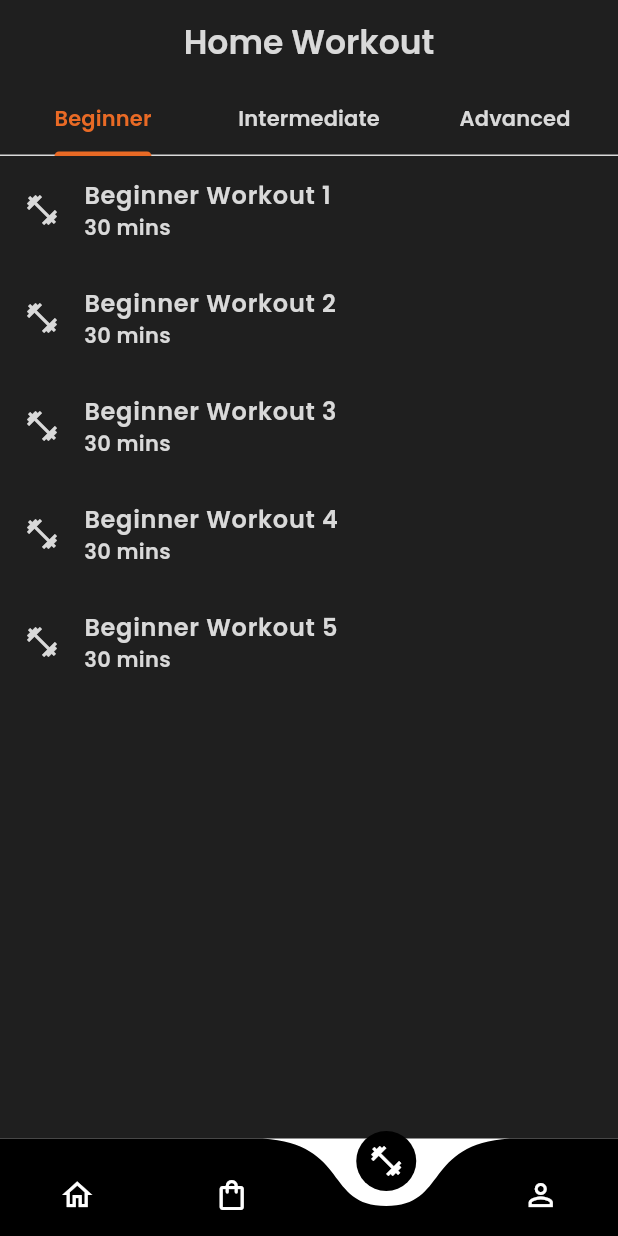
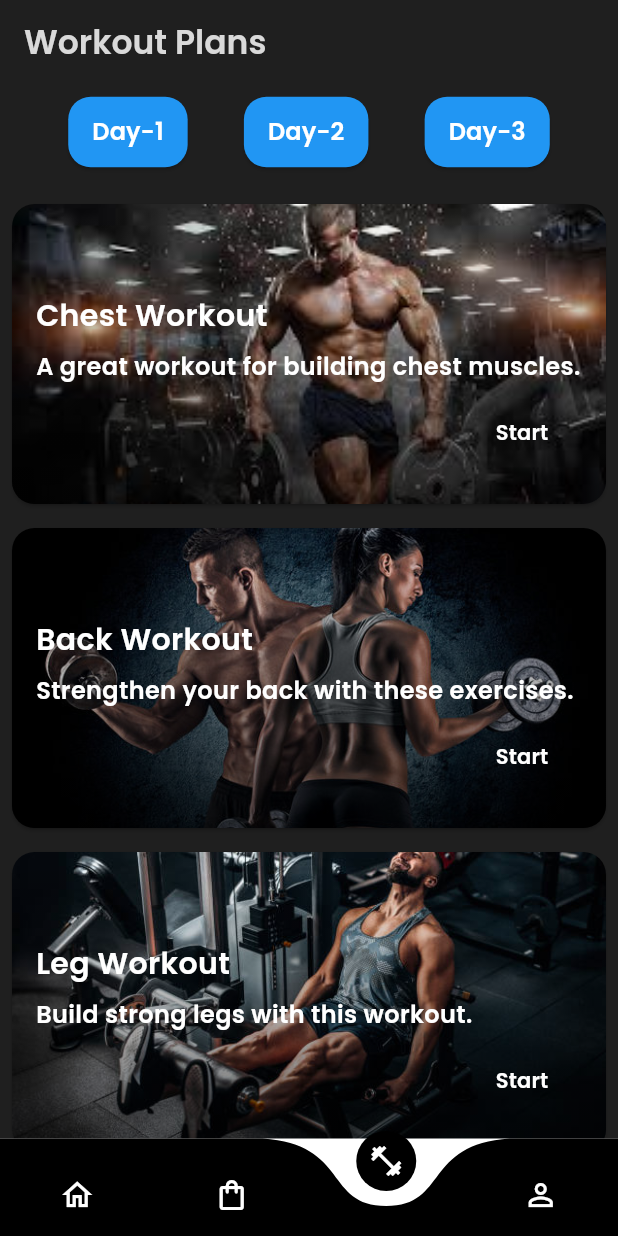
Before and after one commit to SriFitness/SriFitness_mobile_new, a Flutter app: the BottomNav screen opened directly, item 3 of the bottom bar chosen, on a phone screen of 412 x 824 dp. Run offline on Flutter 3.47's test engine with Material 3 defaults, Android fonts, the phone set to English and light mode, and no system bars; drawn by our look-alikes of curved_navigation_bar; our stand-ins replace cloud_firestore, file_picker, firebase_auth, firebase_core, firebase_storage, random_string and 1 more; accounts and stored records are empty.

Commit message:
working on workout

```diff
--- a/lib/pages/bottomnav.dart
+++ b/lib/pages/bottomnav.dart
@@ -3,7 +3,8 @@ import 'package:flutter/material.dart';
 import 'package:srifitness_app/pages/home.dart';
 import 'package:srifitness_app/pages/marketplace/marketplace.dart';
 import 'package:srifitness_app/pages/profile.dart';
-import 'package:srifitness_app/workout/workout_view.dart';
+import 'package:srifitness_app/workout/workout_plans_screen.dart';
+
 
 class BottomNav extends StatefulWidget {
   const BottomNav({super.key});
@@ -19,14 +20,14 @@ class _BottomNavState extends State<BottomNav> {
   late Widget currentPage;
   late Home homepage;
   late Marketplace marketplace;
-  late WorkoutView workoutView;
+  late WorkoutPlansScreen workoutView;
   late Profile profile;
 
   @override
   void initState() {
     homepage = Home();
     marketplace = Marketplace();
-    workoutView = WorkoutView();
+    workoutView = WorkoutPlansScreen();
     profile = Profile();
     pages = [homepage, marketplace, workoutView, profile];
     super.initState();
--- /dev/null
+++ b/lib/widget/workout_card.dart
@@ -0,0 +1,84 @@
+import 'package:flutter/material.dart';
+
+class WorkoutCard extends StatelessWidget {
+  final String title;
+  final String description;
+  final String imageUrl;
+
+  WorkoutCard(
+      {required this.title, required this.description, required this.imageUrl});
+
+  @override
+  Widget build(BuildContext context) {
+    return Card(
+      margin: EdgeInsets.symmetric(vertical: 8.0),
+      shape: RoundedRectangleBorder(
+        borderRadius: BorderRadius.circular(15.0),
+      ),
+      child: ClipRRect(
+        borderRadius: BorderRadius.circular(15.0),
+        child: Stack(
+          children: [
+            Container(
+              height: 200,
+              decoration: BoxDecoration(
+                image: DecorationImage(
+                  image: AssetImage(imageUrl),
+                  fit: BoxFit.cover,
+                ),
+              ),
+            ),
+            Container(
+              height: 200,
+              decoration: BoxDecoration(
+                gradient: LinearGradient(
+                  colors: [Colors.black.withOpacity(0.6), Colors.transparent],
+                  begin: Alignment.bottomCenter,
+                  end: Alignment.topCenter,
+                ),
+              ),
+            ),
+            Positioned(
+              bottom: 16,
+              left: 16,
+              right: 16,
+              child: Column(
+                crossAxisAlignment: CrossAxisAlignment.start,
+                children: [
+                  Text(
+                    title,
+                    style: TextStyle(
+                      fontSize: 20,
+                      fontWeight: FontWeight.bold,
+                      color: Colors.white,
+                    ),
+                  ),
+                  SizedBox(height: 8),
+                  Text(
+                    description,
+                    style: TextStyle(
+                      fontSize: 16,
+                      color: Colors.white,
+                    ),
+                  ),
+                  ButtonBar(
+                    alignment: MainAxisAlignment.end,
+                    children: [
+                      TextButton(
+                        onPressed: () {
+                          // Handle button press
+                        },
+                        child: Text('Start',
+                            style: TextStyle(color: Colors.white)),
+                      ),
+                    ],
+                  ),
+                ],
+              ),
+            ),
+          ],
+        ),
+      ),
+    );
+  }
+}
--- /dev/null
+++ b/lib/widget/workout_day.dart
@@ -0,0 +1,26 @@
+import 'package:flutter/material.dart';
+
+class DayButton extends StatelessWidget {
+  final String day;
+  final VoidCallback onPressed;
+
+  DayButton({required this.day, required this.onPressed});
+
+  @override
+  Widget build(BuildContext context) {
+    return ElevatedButton(
+      style: ElevatedButton.styleFrom(
+        backgroundColor: Colors.blue, // Background color
+        shape: RoundedRectangleBorder(
+          borderRadius: BorderRadius.circular(15.0),
+        ),
+        padding: EdgeInsets.symmetric(horizontal: 16.0, vertical: 12.0),
+      ),
+      onPressed: onPressed,
+      child: Text(
+        day,
+        style: TextStyle(fontSize: 16.0, color: Colors.white),
+      ),
+    );
+  }
+}
--- a/lib/workout/workout_plans_screen.dart
+++ b/lib/workout/workout_plans_screen.dart
@@ -1,29 +1,94 @@
 import 'package:flutter/material.dart';
+import 'package:srifitness_app/widget/workout_card.dart';
+import 'package:srifitness_app/widget/workout_day.dart';
 
+class WorkoutPlansScreen extends StatefulWidget {
+  @override
+  _WorkoutPlansScreenState createState() => _WorkoutPlansScreenState();
+}
 
-class WorkoutPlansScreen extends StatelessWidget {
+class _WorkoutPlansScreenState extends State<WorkoutPlansScreen> {
+  int selectedDayIndex = 0;
+
+  final List<Map<String, String>> workouts = [
+    {
+      'title': 'Chest Workout',
+      'description': 'A great workout for building chest muscles.',
+      'imageUrl': 'images/chest_workout.jpg',
+    },
+    {
+      'title': 'Back Workout',
+      'description': 'Strengthen your back with these exercises.',
+      'imageUrl': 'images/biceps_workout.jpg',
+    },
+    {
+      'title': 'Leg Workout',
+      'description': 'Build strong legs with this workout.',
+      'imageUrl': 'images/legs_workout.jpg',
+    },
+    {
+      'title': 'Arm Workout',
+      'description': 'Tone your arms with these exercises.',
+      'imageUrl': 'assets/images/arm_workout.jpg',
+    },
+    {
+      'title': 'Shoulder Workout',
+      'description': 'Build strong shoulders with this workout.',
+      'imageUrl': 'assets/images/shoulder_workout.jpg',
+    },
+    {
+      'title': 'Abs Workout',
+      'description': 'Get a strong core with these exercises.',
+      'imageUrl': 'assets/images/abs_workout.jpg',
+    },
+    {
+      'title': 'Cardio Workout',
+      'description': 'Burn calories with this cardio workout.',
+      'imageUrl': 'assets/images/cardio_workout.jpg',
+    },
+    {
+      'title': 'Full Body Workout',
+      'description': 'A complete workout for your entire body.',
+      'imageUrl': 'assets/images/full_body_workout.jpg',
+    },
+    {
+      'title': 'Yoga Workout',
+      'description': 'Relax and stretch with this yoga routine.',
+      'imageUrl': 'assets/images/yoga_workout.jpg',
+    },
+  ];
+
   @override
   Widget build(BuildContext context) {
-    return DefaultTabController(
-      length: 3,
-      child: Scaffold(
-        appBar: AppBar(
-          title: Text('Workout Plans'),
-          bottom: TabBar(
-            tabs: [
-              Tab(text: 'Beginner'),
-              Tab(text: 'Intermediate'),
-              Tab(text: 'Advanced'),
-            ],
+    return Scaffold(
+      appBar: AppBar(
+        title: Text('Workout Plans'),
+      ),
+      body: Column(
+        children: [
+          Padding(
+            padding: const EdgeInsets.all(8.0),
+            child: Row(
+              mainAxisAlignment: MainAxisAlignment.spaceEvenly,
+              children: List.generate(3, (index) {
+                return DayButton(
+                  day: 'Day-${index + 1}',
+                  onPressed: () {
+                    setState(() {
+                      selectedDayIndex = index;
+                    });
+                  },
+                );
+              }),
+            ),
           ),
-        ),
-        body: TabBarView(
-          children: [
-            WorkoutList(difficulty: 'Beginner'),
-            WorkoutList(difficulty: 'Intermediate'),
-            WorkoutList(difficulty: 'Advanced'),
-          ],
-        ),
+          Expanded(
+            child: WorkoutList(
+              difficulty: 'Day-${selectedDayIndex + 1}',
+              workouts: workouts,
+            ),
+          ),
+        ],
       ),
     );
   }
@@ -31,24 +96,21 @@ class WorkoutPlansScreen extends StatelessWidget {
 
 class WorkoutList extends StatelessWidget {
   final String difficulty;
+  final List<Map<String, String>> workouts;
 
-  const WorkoutList({required this.difficulty});
+  WorkoutList({required this.difficulty, required this.workouts});
 
   @override
   Widget build(BuildContext context) {
     return ListView(
-      // children: [
-      //   WorkoutCard(
-      //     title: '$difficulty Full Body',
-      //     time: '30 min',
-      //     exercises: '12 exercises',
-      //   ),
-      //   WorkoutCard(
-      //     title: '$difficulty Core',
-      //     time: '20 min',
-      //     exercises: '8 exercises',
-      //   ),
-      // ],
+      padding: EdgeInsets.all(8.0),
+      children: workouts.map((workout) {
+        return WorkoutCard(
+          title: workout['title']!,
+          description: workout['description']!,
+          imageUrl: workout['imageUrl']!,
+        );
+      }).toList(),
     );
   }
 }
```
Also changed, not shown: lib/main.dart (+14 -9 lines), images/1.jpg (added), images/biceps_workout.jpg (added), images/chest_workout.jpg (added), images/legs_workout.jpg (added).
